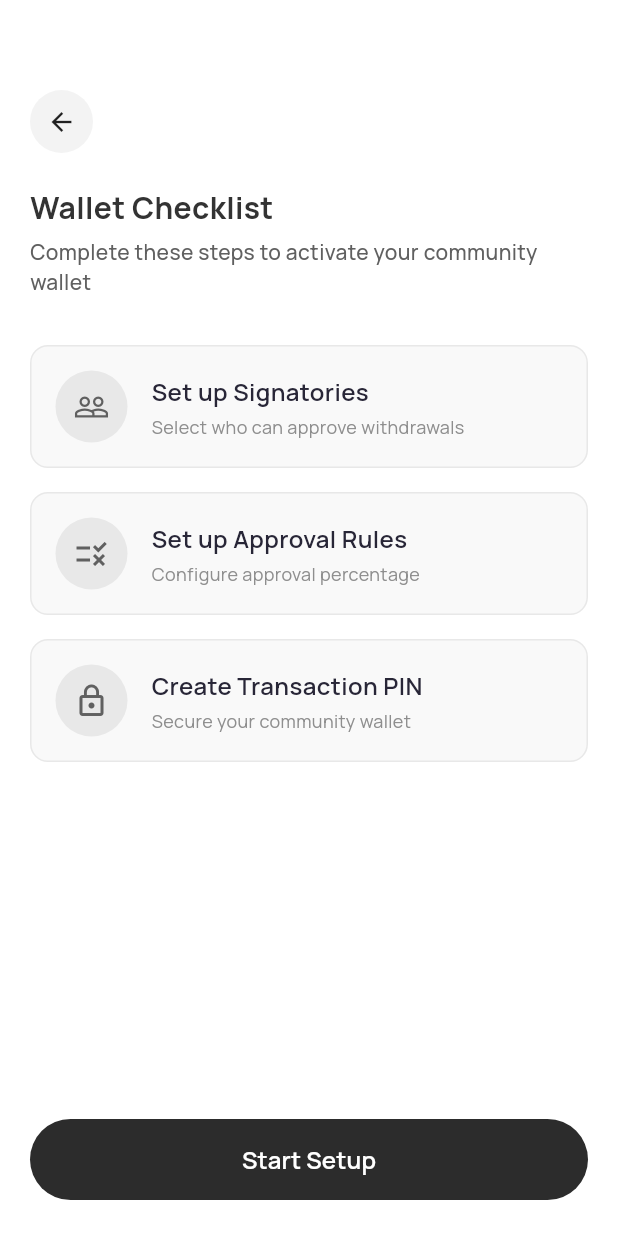
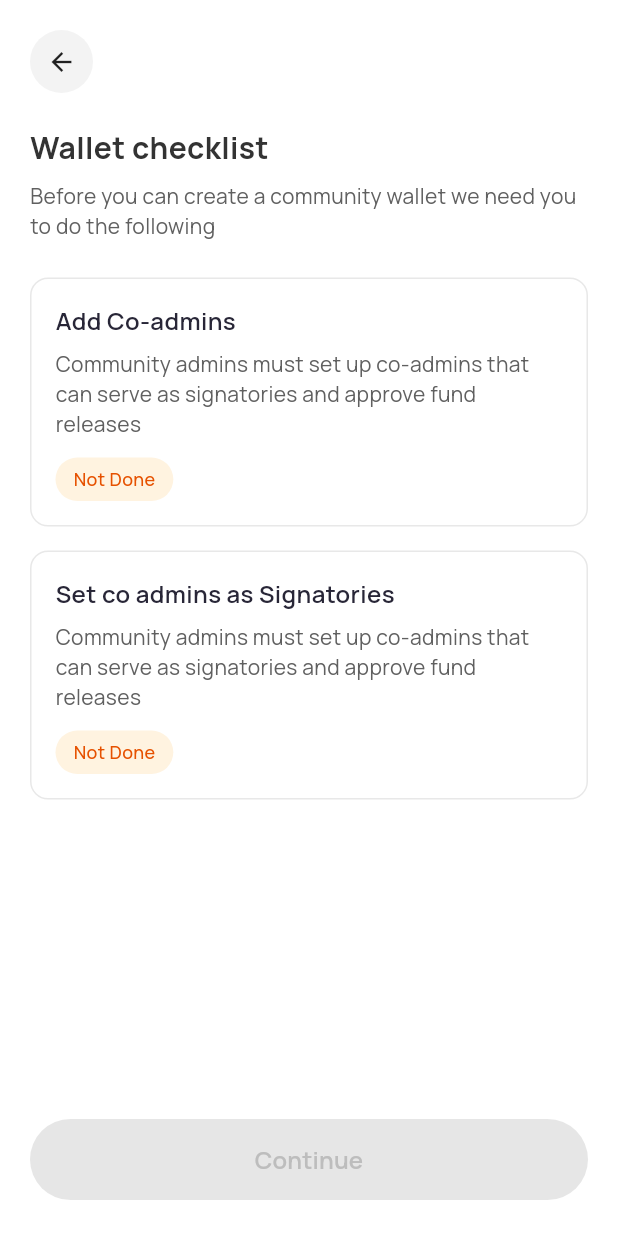
Before and after one commit to greenbiitech/finquare-mobile-frontend, a Flutter app: the CommunityWalletSetupPage screen opened directly with empty values, on a phone screen of 412 x 824 dp. Run offline on Flutter 3.47's test engine with Material 3 defaults, Android fonts, the phone set to English and light mode, and no system bars; drawn by our look-alikes of overlay_support; our stand-ins replace app_links, csv, dartz, dio, double_back_to_close_app, equatable and 15 more; missing offline and left inert: cloudinary_public, face_camera, flutter_confetti; accounts and stored records are empty; generated files the repository leaves out were written again.

Commit message:
fix: Update wallet checklist to match Figma design
- Two checklist items: Add Co-admins, Set co admins as Signatories
- Not Done/Done badge pills in orange/green
- Disabled Continue button when conditions not met
- Proper text content and styling

```diff
--- a/lib/features/wallet/presentation/pages/community_wallet_setup_page.dart
+++ b/lib/features/wallet/presentation/pages/community_wallet_setup_page.dart
@@ -220,18 +220,22 @@ class _CommunityWalletSetupPageState
   }
 
   /// Step 1: Wallet Checklist
-  /// TODO: Match to Figma design
   Widget _buildChecklistStep() {
+    // TODO: These should come from backend - check if co-admins exist and signatories are set
+    final bool hasCoAdmins = false; // Mock: set to true when co-admins are added
+    final bool hasSignatories = false; // Mock: set to true when signatories are set
+    final bool canContinue = hasCoAdmins && hasSignatories;
+
     return Padding(
       padding: const EdgeInsets.symmetric(horizontal: 20),
       child: Column(
         crossAxisAlignment: CrossAxisAlignment.start,
         children: [
-          const SizedBox(height: 60),
+          const SizedBox(height: 20),
           AppBackButton(onTap: () => context.pop()),
           const SizedBox(height: 22),
           Text(
-            'Wallet Checklist',
+            'Wallet checklist',
             style: TextStyle(
               fontFamily: AppTextStyles.fontFamily,
               fontSize: 20,
@@ -239,36 +243,27 @@ class _CommunityWalletSetupPageState
               color: const Color(0xFF333333),
             ),
           ),
-          const SizedBox(height: 5),
+          const SizedBox(height: 8),
           Text(
-            'Complete these steps to activate your community wallet',
+            'Before you can create a community wallet we need you to do the following',
             style: TextStyle(
               fontFamily: AppTextStyles.fontFamily,
               fontSize: 14,
-              fontWeight: FontWeight.w500,
+              fontWeight: FontWeight.w400,
               color: const Color(0xFF606060),
             ),
           ),
-          const SizedBox(height: 32),
+          const SizedBox(height: 24),
           _buildChecklistItem(
-            icon: Icons.people_outline,
-            title: 'Set up Signatories',
-            subtitle: 'Select who can approve withdrawals',
-            isCompleted: false,
+            title: 'Add Co-admins',
+            subtitle: 'Community admins must set up co-admins that can serve as signatories and approve fund releases',
+            isCompleted: hasCoAdmins,
           ),
           const SizedBox(height: 16),
           _buildChecklistItem(
-            icon: Icons.rule,
-            title: 'Set up Approval Rules',
-            subtitle: 'Configure approval percentage',
-            isCompleted: false,
-          ),
-          const SizedBox(height: 16),
-          _buildChecklistItem(
-            icon: Icons.lock_outline,
-            title: 'Create Transaction PIN',
-            subtitle: 'Secure your community wallet',
-            isCompleted: false,
+            title: 'Set co admins as Signatories',
+            subtitle: 'Community admins must set up co-admins that can serve as signatories and approve fund releases',
+            isCompleted: hasSignatories,
           ),
           const Spacer(),
           SizedBox(
@@ -276,20 +271,20 @@ class _CommunityWalletSetupPageState
             height: 54,
             child: ElevatedButton(
               style: ElevatedButton.styleFrom(
-                backgroundColor: AppColors.primary,
+                backgroundColor: canContinue ? AppColors.primary : const Color(0xFFF5F5F5),
                 elevation: 0,
                 shape: RoundedRectangleBorder(
                   borderRadius: BorderRadius.circular(43),
                 ),
               ),
-              onPressed: _nextStep,
+              onPressed: canContinue ? _nextStep : null,
               child: Text(
-                'Start Setup',
+                'Continue',
                 style: TextStyle(
                   fontFamily: AppTextStyles.fontFamily,
                   fontSize: 16,
                   fontWeight: FontWeight.w600,
-                  color: Colors.white,
+                  color: canContinue ? Colors.white : const Color(0xFFBDBDBD),
                 ),
               ),
             ),
@@ -301,7 +296,6 @@ class _CommunityWalletSetupPageState
   }
 
   Widget _buildChecklistItem({
-    required IconData icon,
     required String title,
     required String subtitle,
     required bool isCompleted,
@@ -309,27 +303,10 @@ class _CommunityWalletSetupPageState
     return Container(
       padding: const EdgeInsets.all(16),
       decoration: BoxDecoration(
-        color: const Color(0xFFF9F9F9),
+        color: Colors.white,
         borderRadius: BorderRadius.circular(12),
         border: Border.all(color: const Color(0xFFE8E8E8)),
       ),
-      child: Row(
-        children: [
-          Container(
-            width: 48,
-            height: 48,
-            decoration: BoxDecoration(
-              color: isCompleted ? AppColors.primary : const Color(0xFFE8E8E8),
-              borderRadius: BorderRadius.circular(24),
-            ),
-            child: Icon(
-              isCompleted ? Icons.check : icon,
-              color: isCompleted ? Colors.white : const Color(0xFF606060),
-              size: 24,
-            ),
-          ),
-          const SizedBox(width: 16),
-          Expanded(
       child: Column(
         crossAxisAlignment: CrossAxisAlignment.start,
         children: [
@@ -342,16 +319,31 @@ class _CommunityWalletSetupPageState
               color: const Color(0xFF282637),
             ),
           ),
-                const SizedBox(height: 4),
+          const SizedBox(height: 8),
           Text(
             subtitle,
             style: TextStyle(
               fontFamily: AppTextStyles.fontFamily,
-                    fontSize: 12,
-                    color: const Color(0xFF8E8E8E),
+              fontSize: 14,
+              fontWeight: FontWeight.w400,
+              color: const Color(0xFF606060),
             ),
           ),
-              ],
+          const SizedBox(height: 12),
+          Container(
+            padding: const EdgeInsets.symmetric(horizontal: 12, vertical: 6),
+            decoration: BoxDecoration(
+              color: isCompleted ? const Color(0xFFE8F5E9) : const Color(0xFFFFF3E0),
+              borderRadius: BorderRadius.circular(16),
+            ),
+            child: Text(
+              isCompleted ? 'Done' : 'Not Done',
+              style: TextStyle(
+                fontFamily: AppTextStyles.fontFamily,
+                fontSize: 12,
+                fontWeight: FontWeight.w500,
+                color: isCompleted ? const Color(0xFF4CAF50) : const Color(0xFFE65100),
+              ),
             ),
           ),
         ],
```
Lines whose indentation alone changed are shown as unchanged.
